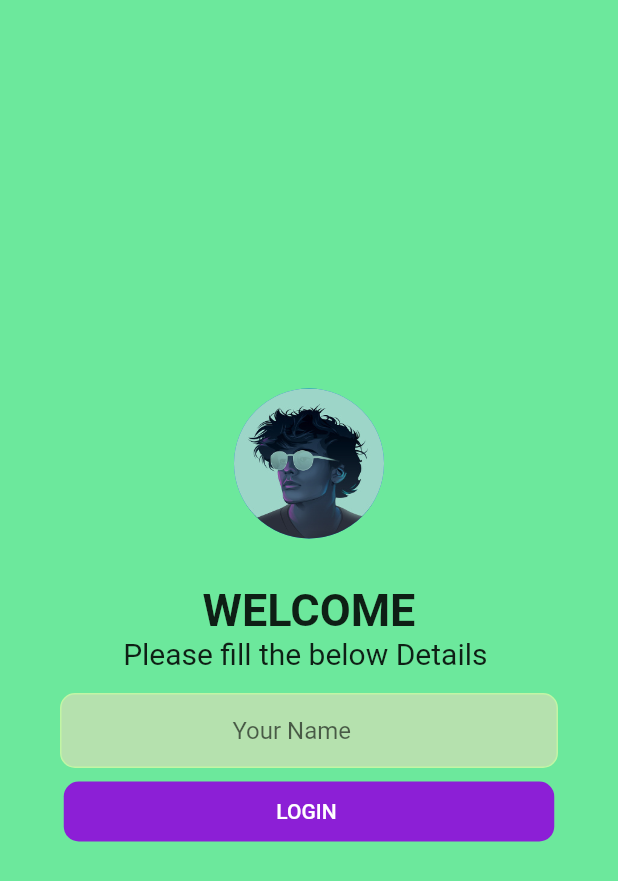
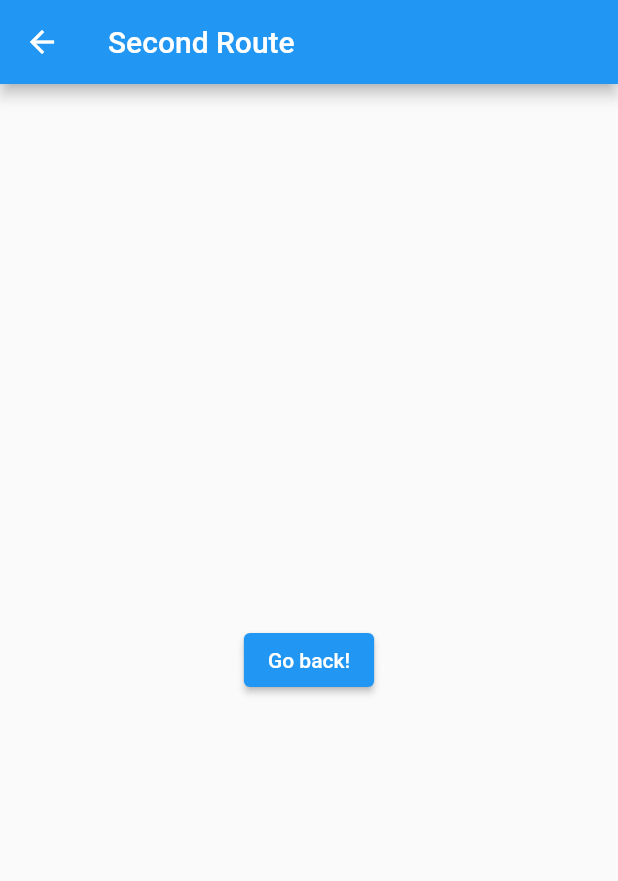
Before and after one commit to Mr-AshishKSingh/Chat-App-CIG, a Flutter app: the screen it shows after launch, after a tap on "LOGIN", on a phone screen of 412 x 824 dp. Shown: the top 881 px of the screen. Run offline on Flutter 3.47's test engine with Material 2 defaults, Android fonts, the phone set to English and light mode, and no system bars.

Commit message:
button to homepage added

```diff
--- /dev/null
+++ b/ashish_git/app/lib/home_page.dart
@@ -0,0 +1,25 @@
+import 'package:flutter/material.dart';
+import 'loginpage.dart';
+
+
+
+class HomePage extends StatelessWidget {
+  const HomePage({super.key});
+
+  @override
+  Widget build(BuildContext context) {
+    return Scaffold(
+      appBar: AppBar(
+        title: const Text('Second Route'),
+      ),
+      body: Center(
+        child: ElevatedButton(
+          onPressed: () {
+            Navigator.pop(context);
+          },
+          child: const Text('Go back!'),
+        ),
+      ),
+    );
+  }
+}
--- a/ashish_git/app/lib/loginpage.dart
+++ b/ashish_git/app/lib/loginpage.dart
@@ -1,75 +1,67 @@
 import 'package:flutter/material.dart';
 
 import 'button.dart';
-
-
-
+import 'home_page.dart';
 
 class LoginPage extends StatefulWidget {
-  const LoginPage ({Key? key})  : super( key: key );
-
+  const LoginPage({Key? key}) : super(key: key);
 
   @override
   State<LoginPage> createState() => LoginPageState();
 }
 
-
-class LoginPageState extends State < LoginPage > {
+class LoginPageState extends State<LoginPage> {
   @override
-  Widget build(BuildContext context ){
-    return  Scaffold(
+  Widget build(BuildContext context) {
+    return Scaffold(
         backgroundColor: Color.fromARGB(255, 108, 232, 156),
         body: Center(
-        child: Column(
-          mainAxisAlignment: MainAxisAlignment.center,
-          children: [
-
-
-
-
-
-
-
-
-
-          const  CircleAvatar(
+          child: Column(mainAxisAlignment: MainAxisAlignment.center, children: [
+            const CircleAvatar(
               radius: 50,
               backgroundImage: AssetImage('assets/images/pfp2.png'),
-
             ),
 
+            const SizedBox(
+              height: 10,
+            ),
+            const SizedBox(
+              height: 10,
+            ),
+            const SizedBox(
+              height: 10,
+            ),
 
-          SizedBox(height: 10,),SizedBox(height: 10,),SizedBox(height: 10,),
-
-          const  Text(
+            const Text(
               ' WELCOME ',
               style: TextStyle(
                 fontWeight: FontWeight.bold,
                 fontSize: 30,
-          ),),
+              ),
+            ),
 
-
-          Text(
+            const Text(
               ' Please fill the below Details  ',
               style: TextStyle(
                 // fontWeight: FontWeight.bold,
                 fontSize: 20,
-          ),),
+              ),
+            ),
 
-          SizedBox(height: 15,),
-
-
+            const SizedBox(
+              height: 15,
+            ),
 
             Padding(
               padding: const EdgeInsets.symmetric(horizontal: 40),
               child: Container(
                 decoration: BoxDecoration(
-                color : Color.fromRGBO(207, 223, 180, 0.74),
-                border  : Border.all(color : Color.fromARGB(255, 194, 245, 165)),
+                  color: Color.fromRGBO(207, 223, 180, 0.74),
+                  border: Border.all(color: Color.fromARGB(255, 194, 245, 165)),
                   borderRadius: BorderRadius.circular(10),
                 ),
                 child: const Padding(
-                padding:  EdgeInsets.only(left: 110),
+                  padding: EdgeInsets.only(left: 110),
                   child: TextField(
                     decoration: InputDecoration(
                       border: InputBorder.none,
@@ -80,8 +72,9 @@ class LoginPageState extends State < LoginPage > {
               ),
             ),
 
-
-          SizedBox(height: 5,),
+            const SizedBox(
+              height: 5,
+            ),
 
             // // sign in button
             // Padding(
@@ -102,18 +95,19 @@ class LoginPageState extends State < LoginPage > {
             //   ),
             // ),
 
-
             Container(
               child: ElevatedButton(
-              onPressed: () {},
-              style : buttonPrimary,
+                style: buttonPrimary,
                 child: Text('LOGIN '),
+                onPressed: () {
+                  Navigator.push(
+                    context,
+                    MaterialPageRoute(builder: (context) => const HomePage()),
+                  );
+                },
               ),
             )
-
           ]),
-      )
-
-    );
+        ));
   }
 }
```
Also changed, not shown: ashish_git/app/assets/images/currentstate.png (added), 1 other file. Lines whose indentation alone changed are shown as unchanged.
